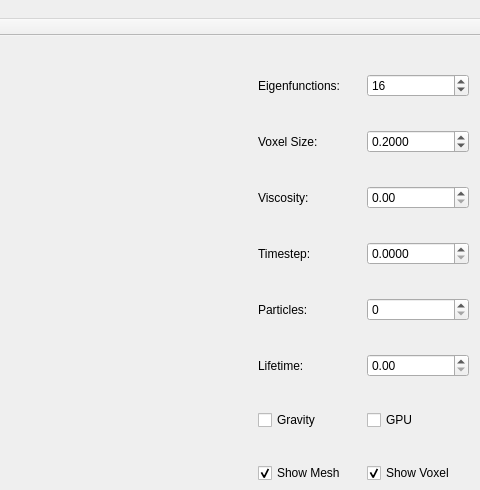
First picture: the form in Widgets/mainwindow.ui, repository wleuschner/ParallelSpectralFluids3D, before the edit; both pictures show x 402 to 882 and y 0 to 490 of the 882 by 605 pixel window.
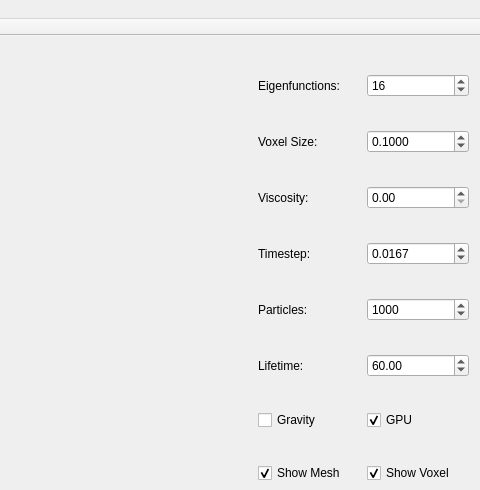
Second picture: the form after the edit. Custom widgets are drawn as their Qt base class.

```diff
--- a/Widgets/mainwindow.ui
+++ b/Widgets/mainwindow.ui
@@ -71,7 +71,7 @@
              <double>0.100000000000000</double>
             </property>
             <property name="value">
-             <double>0.200000000000000</double>
+             <double>0.100000000000000</double>
             </property>
            </widget>
           </item>
@@ -105,6 +105,9 @@
             <property name="decimals">
              <number>4</number>
             </property>
+            <property name="value">
+             <double>0.016700000000000</double>
+            </property>
            </widget>
           </item>
          </layout>
@@ -123,6 +126,9 @@
             <property name="maximum">
              <number>999999999</number>
             </property>
+            <property name="value">
+             <number>1000</number>
+            </property>
            </widget>
           </item>
          </layout>
@@ -139,7 +145,10 @@
           <item>
            <widget class="QDoubleSpinBox" name="spinLifeTime">
             <property name="maximum">
-             <double>99.000000000000000</double>
+             <double>99999.000000000000000</double>
+            </property>
+            <property name="value">
+             <double>60.000000000000000</double>
             </property>
            </widget>
           </item>
@@ -159,6 +168,9 @@
             <property name="text">
              <string>GPU</string>
             </property>
+            <property name="checked">
+             <bool>true</bool>
+            </property>
            </widget>
           </item>
          </layout>
```
